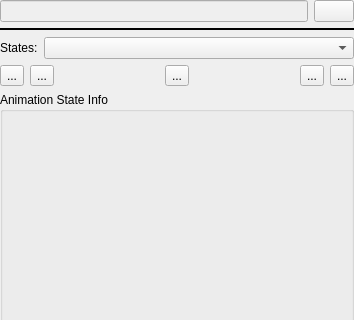
First picture: the form in DesignerTool/src/WidgetSprite.ui, repository GameOverture/HarmonyEngine, before the edit; both pictures show x 0 to 354 and y 0 to 320 of the 354 by 670 pixel window.
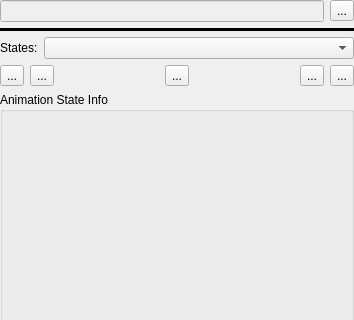
Second picture: the form after the edit. Icons and pictures are not drawn.

Commit message: Font widget rework is ready for cmd implementation

```diff
--- a/DesignerTool/src/WidgetSprite.ui
+++ b/DesignerTool/src/WidgetSprite.ui
@@ -39,9 +39,9 @@
       </widget>
      </item>
      <item>
-      <widget class="QPushButton" name="btnRenameSprite">
+      <widget class="QToolButton" name="btnRenameSprite">
        <property name="text">
-        <string/>
+        <string>...</string>
        </property>
       </widget>
      </item>
@@ -53,7 +53,7 @@
       <enum>QFrame::Plain</enum>
      </property>
      <property name="lineWidth">
-      <number>2</number>
+      <number>5</number>
      </property>
      <property name="orientation">
       <enum>Qt::Horizontal</enum>
```
Left out of the diff: 1 changed line with no effect on the pictures. The commit also changes 5 other files.
